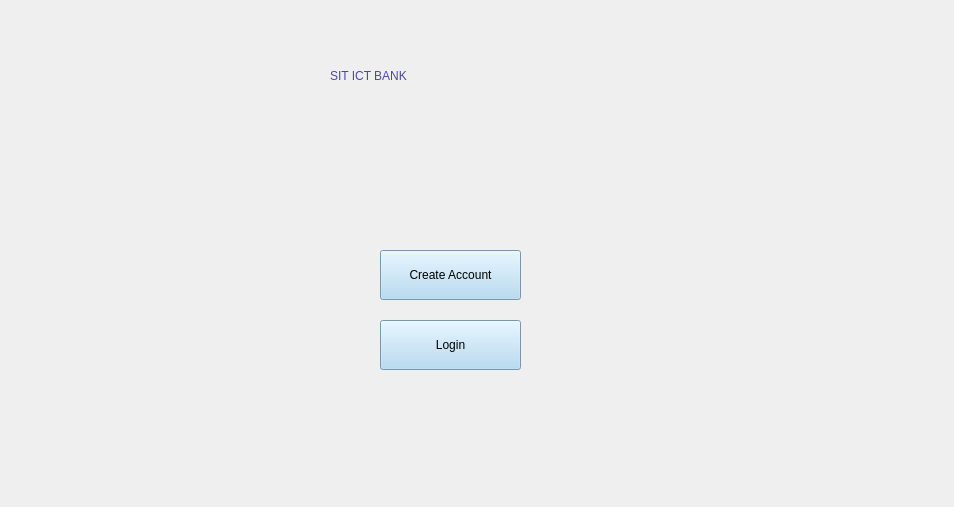
This is view/title.ui in rawsashimi1604/1009_BankingSystem as Qt 5 draws it before an edit. The edited form follows.
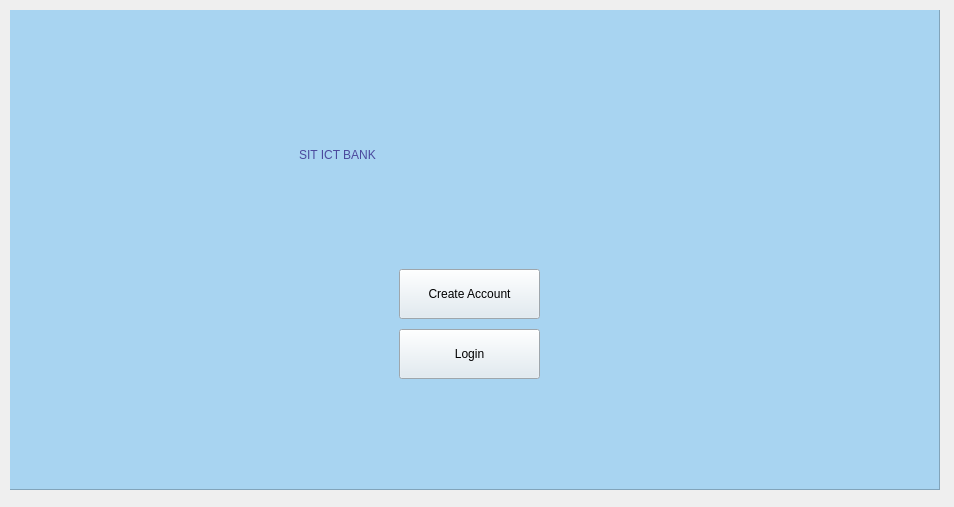
This is the edited form.

The edit to the form file:
```diff
--- a/view/title.ui
+++ b/view/title.ui
@@ -23,29 +23,30 @@
     </rect>
    </property>
    <widget class="QWidget" name="page">
-    <widget class="QPushButton" name="login">
+    <widget class="QFrame" name="frame">
      <property name="geometry">
       <rect>
-       <x>370</x>
-       <y>310</y>
-       <width>141</width>
-       <height>50</height>
+       <x>-1</x>
+       <y>-1</y>
+       <width>931</width>
+       <height>481</height>
       </rect>
      </property>
      <property name="styleSheet">
-      <string notr="true">background-color: rgb(168, 212, 241);
-font: 700 9pt &quot;Segoe UI&quot;;</string>
+      <string notr="true">background-color: rgb(168, 212, 241);</string>
      </property>
-     <property name="text">
-      <string>Login</string>
+     <property name="frameShape">
+      <enum>QFrame::StyledPanel</enum>
      </property>
-    </widget>
+     <property name="frameShadow">
+      <enum>QFrame::Raised</enum>
+     </property>
     <widget class="QLabel" name="label">
      <property name="geometry">
       <rect>
-       <x>320</x>
-       <y>30</y>
-       <width>321</width>
+        <x>290</x>
+        <y>110</y>
+        <width>421</width>
        <height>71</height>
       </rect>
      </property>
@@ -60,19 +61,37 @@
     <widget class="QPushButton" name="createAcc">
      <property name="geometry">
       <rect>
-       <x>370</x>
-       <y>240</y>
+        <x>390</x>
+        <y>260</y>
        <width>141</width>
        <height>50</height>
       </rect>
      </property>
      <property name="styleSheet">
-      <string notr="true">background-color: rgb(168, 212, 241);
+       <string notr="true">background-color: rgb(221, 233, 241);
 font: 700 9pt &quot;Segoe UI&quot;;</string>
      </property>
      <property name="text">
       <string>Create Account</string>
      </property>
+     </widget>
+     <widget class="QPushButton" name="login">
+      <property name="geometry">
+       <rect>
+        <x>390</x>
+        <y>320</y>
+        <width>141</width>
+        <height>50</height>
+       </rect>
+      </property>
+      <property name="styleSheet">
+       <string notr="true">background-color: rgb(221, 233, 241);
+font: 700 9pt &quot;Segoe UI&quot;;</string>
+      </property>
+      <property name="text">
+       <string>Login</string>
+      </property>
+     </widget>
     </widget>
    </widget>
   </widget>
```
Left out of the diff: 2 changed lines with no effect on the pictures. Lines whose indentation alone changed are shown as unchanged.
